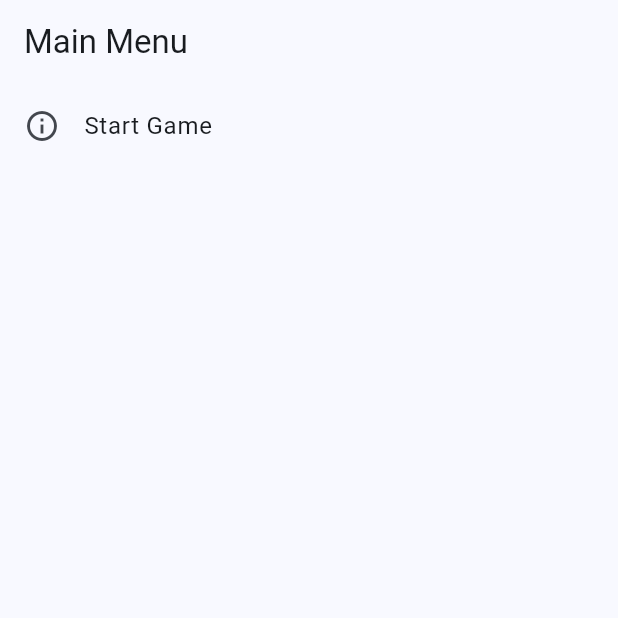
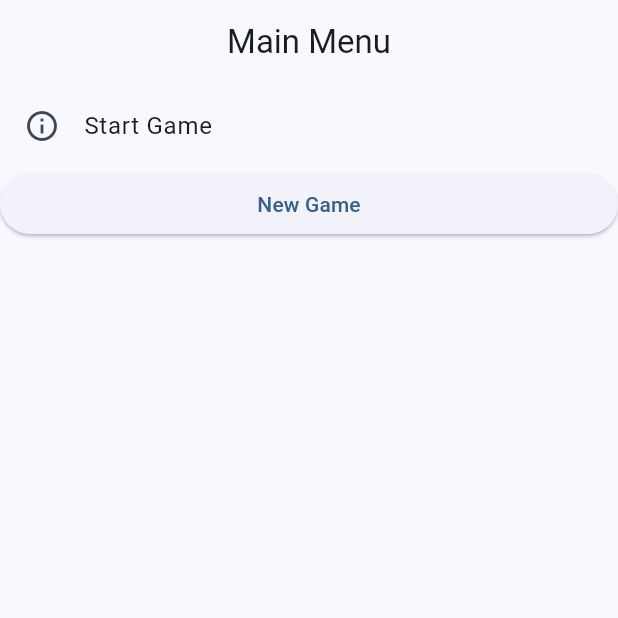
Before and after one commit to Emilio-Hernandez23/Concentration-Card-Game, a Flutter app: the screen it shows after launch, on a phone screen of 412 x 824 dp, the top half of it. Run offline on Flutter 3.47's test engine with Material 3 defaults, Android fonts, the phone set to English and light mode, and no system bars.

Commit message:
created a second screen. added 1 and two player buttons for second screen. added a button in main menu to navigate to the second screen

```diff
--- a/card_game/lib/main.dart
+++ b/card_game/lib/main.dart
@@ -1,3 +1,4 @@
+import 'package:card_game/new_game.dart';
 import 'package:flutter/material.dart';
 
 void main() {
@@ -28,7 +29,10 @@ class MenuScreen extends StatelessWidget {
   @override
   Widget build(BuildContext context) {
     return Scaffold(
-      appBar: AppBar(title: const Text('Main Menu')),
+      appBar: AppBar(
+        title: const Text('Main Menu'),
+        centerTitle: true,
+        ),
       body: ListView(
         children: [
           ListTile(
@@ -38,6 +42,10 @@ class MenuScreen extends StatelessWidget {
               Navigator.of(context).pushNamed(GamesScreen.routeName);
             },
           ),
+          ElevatedButton(onPressed: (){
+            Navigator.push(context, MaterialPageRoute(builder: (context) => NewGameScreen()),
+            );
+          }, child: Text("New Game"))
         ],
       ),
     );
```
Also changed, not shown: card_game/lib/new_game.dart (added, +18 -0 lines).
